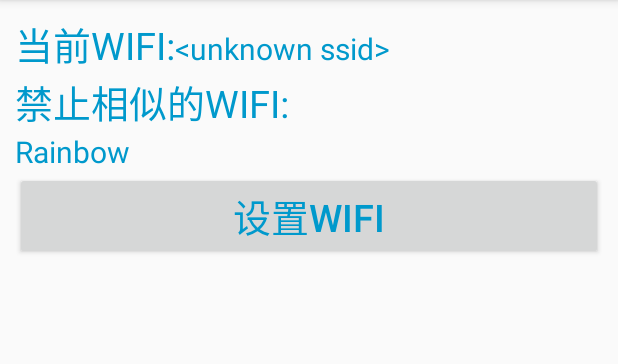
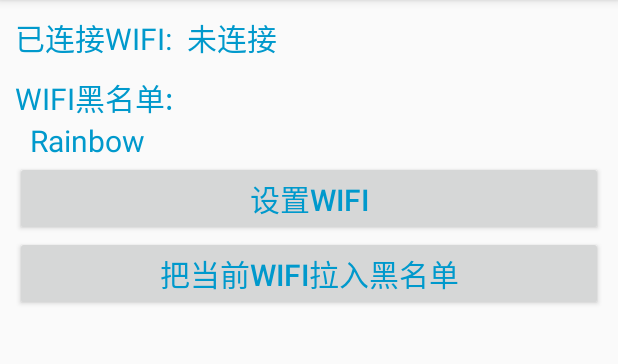
Before and after one commit to HappyJinx/Rythm, an Android app: the fragment WifiFragment placed in its activity, on a phone screen of 412 x 824 dp, the part 84-448 px from its top. Run offline under Robolectric (Android 15) with nearby library versions, the phone set to English and light mode, and no system bars.

Commit message:
modify model to work ok

```diff
--- a/app/src/main/java/com/fanyunlv/xialei/rythm/MainActivity.java
+++ b/app/src/main/java/com/fanyunlv/xialei/rythm/MainActivity.java
@@ -1,6 +1,5 @@
 package com.fanyunlv.xialei.rythm;
 
-import android.app.NotificationManager;
 import android.content.BroadcastReceiver;
 import android.content.Context;
 import android.content.Intent;
@@ -9,13 +8,9 @@ import android.net.wifi.WifiManager;
 import android.os.Bundle;
 import android.os.Handler;
 import android.os.Message;
-import android.provider.Settings;
 import android.support.v4.app.*;
 import android.support.v7.app.AppCompatActivity;
 import android.util.Log;
-import android.view.View;
-import android.widget.Button;
-import android.widget.TextView;
 
 import com.fanyunlv.xialei.rythm.fragments.AudioFragment;
 import com.fanyunlv.xialei.rythm.fragments.BaseFragment;
@@ -26,7 +21,6 @@ import com.fanyunlv.xialei.rythm.sharedpreference.SharePrefUtil;
 import com.fanyunlv.xialei.rythm.utils.FragmentUtil;
 import com.fanyunlv.xialei.rythm.welcome.WelcomeFragment;
 
-import java.util.ArrayList;
 import java.util.Timer;
 import java.util.TimerTask;
 
@@ -37,8 +31,7 @@ public class MainActivity extends AppCompatActivity{
     private Timer timer;
     private TimerTask timerTask;
 
-
-    private static int PERIOD_SHORT = 60 * 1000;
+    private static int PERIOD_SHORT = 6 * 1000;
     private static int PERIOD_LONG = 600 * 1000;
 
     private SharePrefUtil sharePrefUtil;
@@ -53,8 +46,19 @@ public class MainActivity extends AppCompatActivity{
     private FragmentManager fragmentManager;
     private FragmentUtil fragmentUtil;
 
+    private Handler mhandler ;
 
-    private Handler mhandler;
+    public class currentHandler extends Handler {
+        @Override
+        public void handleMessage(Message msg) {
+            Log.i(TAG, "onReceive: timer");
+            if (msg.what == 2018) {
+                audioFragment.handleTimeChange();
+                wifiFragment.handlewifi();
+            }
+        }
+    }
+
 
     private BroadcastReceiver receiver = new BroadcastReceiver() {
         @Override
@@ -62,13 +66,23 @@ public class MainActivity extends AppCompatActivity{
             Log.i(TAG, "onReceive: intent=" + intent.getAction());
 
             if (intent.getAction().equals(Intent.ACTION_TIME_TICK)) {
-                //updateTimeString();
+                if (fragmentUtil.getCurrentFragment() instanceof AudioFragment) {
+                    audioFragment.updateTimeString();
+                }
             } else if (intent.getAction().equals(WifiManager.RSSI_CHANGED_ACTION)
                     ||intent.getAction().equals(WifiManager.WIFI_STATE_CHANGED_ACTION)
                     ) {
-//                updateWifiString();
+                if (fragmentUtil.getCurrentFragment() instanceof WifiFragment) {
+                    wifiFragment.updateWifiString();
+                }
+            } else if (intent.getAction().equals(Intent.ACTION_SCREEN_ON)){
+                if (timerTask!=null) {
+                    timerTask.cancel();
+                }
             } else if (intent.getAction().equals(Intent.ACTION_SCREEN_OFF)) {
+                if (timerTask!=null) {
                     timerTask.cancel();
+                }
                 timerTask = new TimerTask() {
                     @Override
                     public void run() {
@@ -76,16 +90,6 @@ public class MainActivity extends AppCompatActivity{
                     }
                 };
                 timer.schedule(timerTask,1000,PERIOD_SHORT);
-
-            } else if (intent.getAction().equals(Intent.ACTION_SCREEN_OFF)) {
-                timerTask.cancel();
-                timerTask = new TimerTask() {
-                    @Override
-                    public void run() {
-                        mhandler.sendEmptyMessage(2018);
-                    }
-                };
-                timer.schedule(timerTask,1000,PERIOD_LONG);
             }
         }
     };
@@ -99,49 +103,33 @@ public class MainActivity extends AppCompatActivity{
 //                WindowManager.LayoutParams. FLAG_FULLSCREEN);
         setContentView(R.layout.main_activity);
 //
-//        mhandler = new currenthandler();
-
-//        initReceiver();
-//        inittimer();
-
+        timer = new Timer();
+        mhandler = new currentHandler();
         fragmentManager = getSupportFragmentManager();
         fragmentUtil = new FragmentUtil(fragmentManager);
-
+        sharePrefUtil = SharePrefUtil.getInstance(this);
         initFragments();
-        sharePrefUtil = SharePrefUtil.getInstance(this);
-
+        initReceiver();
+//        inittimer();
     }
     @Override
     protected void onResume() {
         super.onResume();
         if (sharePrefUtil.isFirstOpen()) {
             openwelcome();
-        } else {
-            if (fragmentUtil.getLastFragment()!=null) {
-
-            }else {
+        } else if(fragmentUtil.getLastFragment()==null) {
             welComeFinished();
-            }
         }
     }
 
     public void initFragments() {
+
         FragmentTransaction transaction = fragmentManager.beginTransaction();
-        if (welcomeFragment == null) {
         welcomeFragment = new WelcomeFragment();
-        }
-        if (functionFragment == null) {
         functionFragment = (FunctionFragment) Fragment.instantiate(this, FunctionFragment.class.getName());
-        }
-        if (audioFragment == null) {
         audioFragment = new AudioFragment();
-        }
-        if (wifiFragment == null) {
         wifiFragment = new WifiFragment();
-        }
-        if (locationFragment == null) {
         locationFragment = new LocationFragment();
-        }
 
         //transaction.replace(R.id.content_view, new FunctionFragment());
         transaction.add(R.id.content_view, welcomeFragment, "welcome");
@@ -199,7 +187,7 @@ public class MainActivity extends AppCompatActivity{
 //                mhandler.sendEmptyMessage(2018);
 //            }
 //        };
-//        timer.schedule(timerTask,1000,PERIOD_LONG);
+//        timer.schedule(timerTask,1000,PERIOD_SHORT);
 //    }
 
 
@@ -212,7 +200,7 @@ public class MainActivity extends AppCompatActivity{
     @Override
     protected void onDestroy() {
         Log.i(TAG, "onDestroy");
-        //unregisterReceiver(receiver);
+        unregisterReceiver(receiver);
         super.onDestroy();
     }
 
--- a/app/src/main/java/com/fanyunlv/xialei/rythm/RingmodePresenter.java
+++ b/app/src/main/java/com/fanyunlv/xialei/rythm/RingmodePresenter.java
@@ -46,9 +46,7 @@ public class RingmodePresenter {
         Calendar calendar = Calendar.getInstance();
         List<TimeItem> timeItemList = DBhelper.getInstance(context).getTimeList();
         for (TimeItem item : timeItemList) {
-
-            if ((calendar.get(Calendar.HOUR_OF_DAY) == item.getHour() && calendar.get(Calendar.MINUTE) == item.getMinute()))
-            {
+            if ((calendar.get(Calendar.HOUR_OF_DAY) == item.getHour() && calendar.get(Calendar.MINUTE) == item.getMinute())) {
                 audioManager.setRingerMode(AudioManager.RINGER_MODE_NORMAL);
                 break;
             }
--- a/app/src/main/java/com/fanyunlv/xialei/rythm/SettimeActivity.java
+++ b/app/src/main/java/com/fanyunlv/xialei/rythm/SettimeActivity.java
@@ -1,6 +1,5 @@
 package com.fanyunlv.xialei.rythm;
 
-import android.app.Activity;
 import android.app.AlertDialog;
 import android.app.NotificationManager;
 import android.app.TimePickerDialog;
@@ -40,7 +39,7 @@ public class SettimeActivity extends AppCompatActivity {
         actionBar.setDisplayHomeAsUpEnabled(true);
         dBhelper =  DBhelper.getInstance(SettimeActivity.this);
 
-        recyclerView = (RecyclerView) findViewById(R.id.recyclerlist);
+        recyclerView = findViewById(R.id.recyclerlist);
         LinearLayoutManager layoutManager = new LinearLayoutManager(this, LinearLayoutManager.VERTICAL, false);
         recyclerView.setLayoutManager(layoutManager);
         recyclerView.addItemDecoration(new DividerItemDecoration(this,DividerItemDecoration.VERTICAL));
--- a/app/src/main/java/com/fanyunlv/xialei/rythm/WifiCheckPresenter.java
+++ b/app/src/main/java/com/fanyunlv/xialei/rythm/WifiCheckPresenter.java
@@ -37,6 +37,10 @@ public class WifiCheckPresenter {
     }
 
     public String getSSIDname() {
+        String name = wifiManager.getConnectionInfo().getSSID().replaceAll("\"", "");
+        if ("<unknown ssid>".equals(name)) {
+            return context.getResources().getString(R.string.none_wifi);
+        }
         return wifiManager.getConnectionInfo().getSSID().replaceAll("\"","");
     }
 
@@ -50,4 +54,8 @@ public class WifiCheckPresenter {
         }
     }
 
+    public void addNewBlackWifi(String name) {
+        DBhelper.getInstance(context).insertwifi(name);
+    }
+
 }
--- a/app/src/main/java/com/fanyunlv/xialei/rythm/fragments/AudioFragment.java
+++ b/app/src/main/java/com/fanyunlv/xialei/rythm/fragments/AudioFragment.java
@@ -54,11 +54,15 @@ public class AudioFragment extends BaseFragment implements View.OnClickListener{
         updateTimeString();
     }
 
-    private void updateTimeString() {
-        ringmodePresenter.handletime();
+    public void updateTimeString() {
+        handleTimeChange();
         ringmodetext.setText(ringmodePresenter.getCurrentMode());
         currenttime.setText(ringmodePresenter.getTime());
         setchangeTime.setText(DBhelper.getInstance(getContext()).getSelectedTime());
+    }
+
+    public void handleTimeChange() {
+        ringmodePresenter.handletime();
     }
 
     @Override
--- a/app/src/main/java/com/fanyunlv/xialei/rythm/fragments/WifiFragment.java
+++ b/app/src/main/java/com/fanyunlv/xialei/rythm/fragments/WifiFragment.java
@@ -25,15 +25,19 @@ public class WifiFragment extends BaseFragment implements View.OnClickListener{
     private TextView wifinametext;
     private TextView black_wifi;
     private Button setwifi_btn;
+    private Button addwifi_btn;
+
 
     @Nullable
     @Override
     public View onCreateView(@NonNull LayoutInflater inflater, @Nullable ViewGroup container, @Nullable Bundle savedInstanceState) {
         View view = inflater.inflate(R.layout.wifi_fragment, container, false);
-        wifinametext = (TextView) view.findViewById(R.id.wifinametext);
-        black_wifi = (TextView) view.findViewById(R.id.black_wifi);
-        setwifi_btn = (Button) view.findViewById(R.id.setwifi_btn);
+        wifinametext = view.findViewById(R.id.wifinametext);
+        black_wifi = view.findViewById(R.id.black_wifi);
+        setwifi_btn = view.findViewById(R.id.setwifi_btn);
         setwifi_btn.setOnClickListener(this);
+        addwifi_btn = view.findViewById(R.id.addwifi_btn);
+        addwifi_btn.setOnClickListener(this);
         return view;
     }
 
@@ -49,14 +53,26 @@ public class WifiFragment extends BaseFragment implements View.OnClickListener{
         updateWifiString();
     }
 
-    private void updateWifiString() {
-        wifiCheckPresenter.handlewifi();
+    public void updateWifiString() {
+        handlewifi();
         wifinametext.setText(wifiCheckPresenter.getSSIDname());
         black_wifi.setText(DBhelper.getInstance(getContext()).getSelectedWifi());
     }
 
+    public void handlewifi() {
+        wifiCheckPresenter.handlewifi();
+    }
+
     @Override
     public void onClick(View v) {
-        getContext().startActivity(new Intent("xialei.action.start.setwifi"));
+        switch (v.getId()) {
+            case R.id.setwifi_btn:
+                getContext().startActivity(new Intent("xialei.action.start.setwifi"));
+                break;
+            case R.id.addwifi_btn:
+                wifiCheckPresenter.addNewBlackWifi(wifinametext.getText().toString());
+                updateWifiString();
+                break;
+        }
     }
 }
--- a/app/src/main/java/com/fanyunlv/xialei/rythm/function/FunctionFragment.java
+++ b/app/src/main/java/com/fanyunlv/xialei/rythm/function/FunctionFragment.java
@@ -31,7 +31,6 @@ public class FunctionFragment extends Fragment {
     @Nullable
     @Override
     public View onCreateView(@NonNull LayoutInflater inflater, @Nullable ViewGroup container, @Nullable Bundle savedInstanceState) {
-        //return super.onCreateView(inflater, container, savedInstanceState);
         Log.i(TAG, "onCreateView ");
         functions = new ArrayList<>();
         functions.add(new XFunction("audio", true));
--- a/app/src/main/res/layout/function_fragment.xml
+++ b/app/src/main/res/layout/function_fragment.xml
@@ -8,5 +8,4 @@
             android:layout_width="match_parent"
             android:layout_height="match_parent"/>
 
-
 </FrameLayout>
--- a/app/src/main/res/layout/wifi_fragment.xml
+++ b/app/src/main/res/layout/wifi_fragment.xml
@@ -3,11 +3,8 @@
     android:layout_width="match_parent"
     android:layout_height="match_parent"
     android:padding="@dimen/normal_padding"
+    android:orientation="vertical"
     >
-    <LinearLayout
-    android:orientation="vertical"
-    android:layout_width="match_parent"
-    android:layout_height="wrap_content">
 
     <LinearLayout
         android:orientation="horizontal"
@@ -16,10 +13,11 @@
 
     <TextView
         android:text="@string/wifimode"
-        style="@style/RythmTextStyle"
+        style="@style/RythmTextSmallStyle"
         android:layout_width="wrap_content"
         android:layout_height="wrap_content" />
     <TextView
+        android:layout_marginLeft="@dimen/normal_padding"
         android:id="@+id/wifinametext"
         android:layout_width="wrap_content"
         android:layout_height="wrap_content"
@@ -29,17 +27,19 @@
     </LinearLayout>
 
     <LinearLayout
+        android:layout_marginTop="10dp"
         android:orientation="vertical"
         android:layout_width="match_parent"
         android:layout_height="wrap_content">
 
     <TextView
         android:text="@string/setedwifiname"
-        style="@style/RythmTextStyle"
+        style="@style/RythmTextSmallStyle"
         android:layout_width="wrap_content"
         android:layout_height="wrap_content" />
 
     <TextView
+        android:layout_marginLeft="@dimen/normal_padding"
         android:id="@+id/black_wifi"
         android:layout_width="wrap_content"
         android:layout_height="wrap_content"
@@ -51,10 +51,16 @@
     <Button
         android:id="@+id/setwifi_btn"
         android:layout_width="match_parent"
-        android:layout_height="match_parent"
-        style="@style/RythmTextStyle"
+        android:layout_height="wrap_content"
+        style="@style/RythmTextSmallStyle"
         android:text="@string/setwifibtn"
         />
+    <Button
+        android:id="@+id/addwifi_btn"
+        android:layout_width="match_parent"
+        android:layout_height="wrap_content"
+        style="@style/RythmTextSmallStyle"
+        android:text="@string/addcurrentwifi"
+        />
 
-    </LinearLayout>
 </LinearLayout>
--- a/app/src/main/res/values/strings.xml
+++ b/app/src/main/res/values/strings.xml
@@ -1,17 +1,20 @@
 <resources>
   <string name="app_name">Rythm</string>
-  <string name="currentmode">当前铃声模式:</string>
+  <string name="currentmode">铃声模式:</string>
   <string name="currenttie">当前时间:</string>
-  <string name="settime">设置的检查时间:</string>
+  <string name="settime">自动调整的时间:</string>
   <string name="settimebtn">设置时间</string>
   <string name="setwifibtn">设置WIFI</string>
   <string name="settimechoose">选择想要检查的时间</string>
   <string name="setwifichoose">设置想要检查的WIFI</string>
+  <string name="addcurrentwifi">把当前wifi拉入黑名单</string>
+  <string name="none_wifi">未连接</string>
+
   <string name="deleteitem">删除</string>
   <string name="additem">添加</string>
 
-  <string name="wifimode">当前WIFI:</string>
-  <string name="setedwifiname">禁止相似的WIFI:</string>
+  <string name="wifimode">已连接WIFI:</string>
+  <string name="setedwifiname">WIFI黑名单:</string>
 
   <string name="next">下一步</string>
   <string name="previous">上一步</string>
```
Also changed, not shown: app/src/main/java/com/fanyunlv/xialei/rythm/function/FunctionRecyclerAdapter.java (+3 -5 lines), app/src/main/res/layout/audio_fragment.xml (+18 -27 lines), app/src/main/res/layout/function_item_layout.xml (+8 -6 lines). Lines whose indentation alone changed are shown as unchanged.
